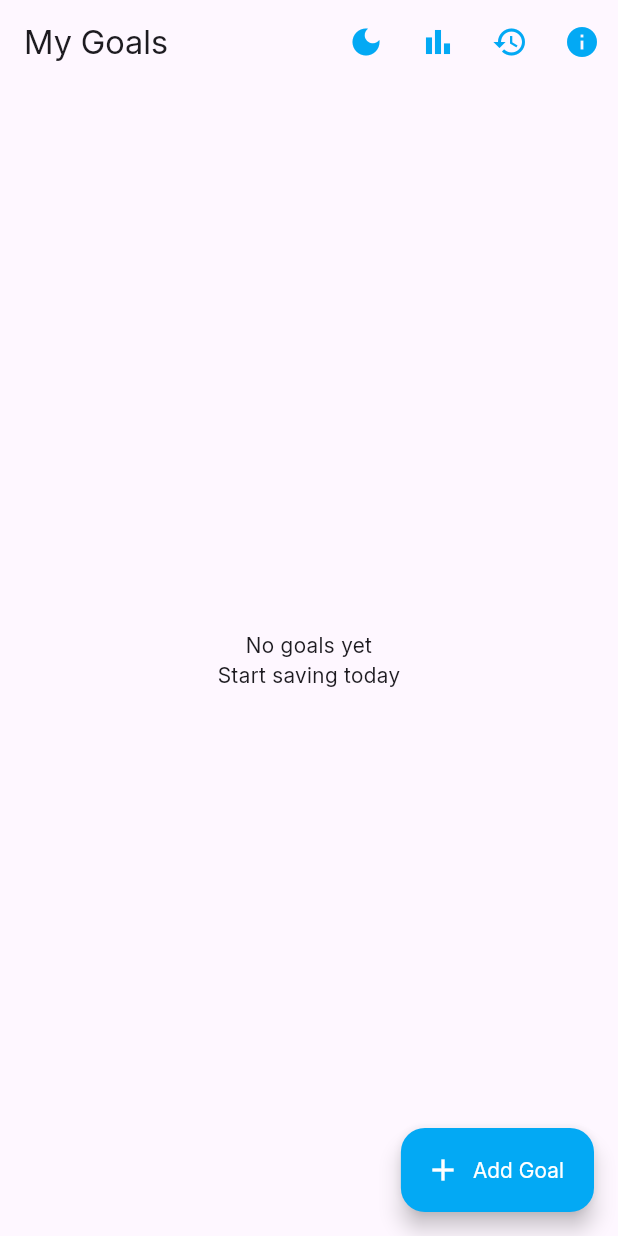
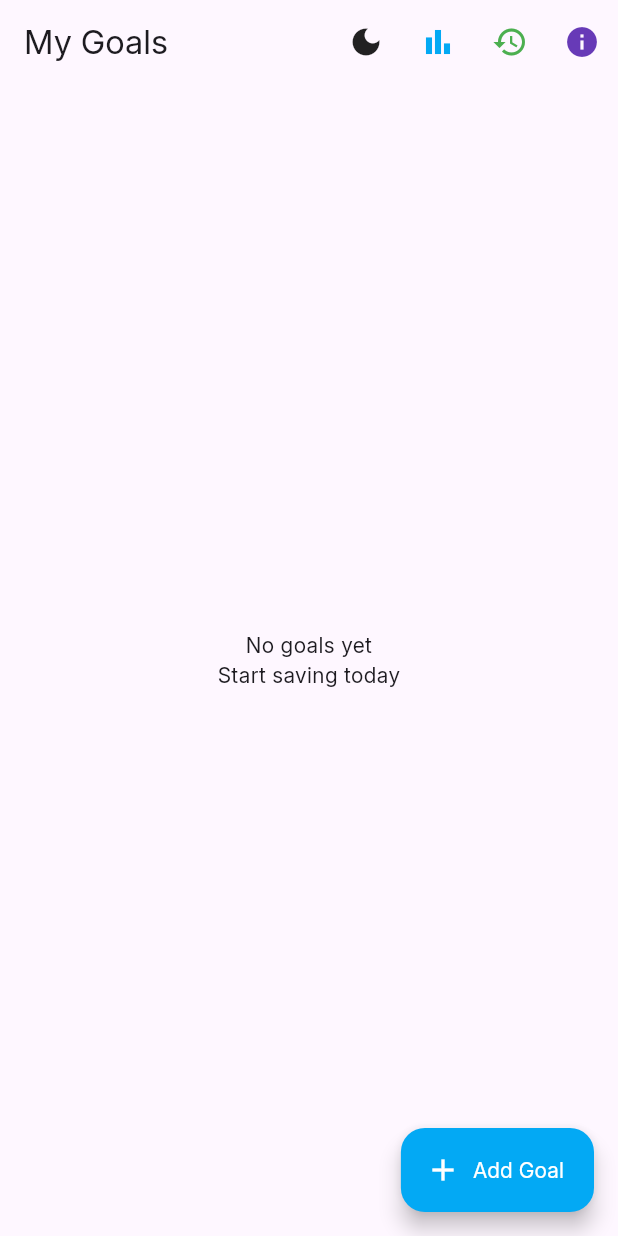
Before and after one commit to lightdarkmaster/Fundit, a Flutter app: the screen it shows after launch, on a phone screen of 412 x 824 dp. Run offline on Flutter 3.47's test engine with Material 3 defaults, Android fonts, the phone set to English and light mode, and no system bars; our stand-ins replace fl_chart, google_fonts, image_picker, shared_preferences, sqflite; accounts and stored records are empty.

Commit message:
Change the Color for each icons

```diff
--- a/fundit/lib/pages/homescreen.dart
+++ b/fundit/lib/pages/homescreen.dart
@@ -99,7 +99,9 @@ class _HomescreenState extends State<Homescreen> {
               return IconButton(
                 icon: Icon(
                   mode == ThemeMode.dark ? Icons.light_mode : Icons.dark_mode,
-                  color: Colors.lightBlue,
+                  color: mode == ThemeMode.dark
+                      ? Colors.yellowAccent
+                      : Colors.black87,
                 ),
                 onPressed: () {
                   widget.themeController.toggleTheme();
@@ -109,7 +111,12 @@ class _HomescreenState extends State<Homescreen> {
           ),
 
           IconButton(
-            icon: const Icon(Icons.bar_chart, color: Colors.lightBlue),
+            icon: Icon(
+              Icons.bar_chart,
+              color: Theme.of(context).brightness == Brightness.dark
+                  ? Colors.white
+                  : Colors.lightBlue,
+            ),
             tooltip: 'Go to Dashboard',
             onPressed: () {
               Navigator.push(
@@ -118,8 +125,14 @@ class _HomescreenState extends State<Homescreen> {
               );
             },
           ),
+
           IconButton(
-            icon: const Icon(Icons.history, color: Colors.lightBlue),
+            icon: Icon(
+              Icons.history,
+              color: Theme.of(context).brightness == Brightness.dark
+                  ? Colors.redAccent
+                  : Colors.green,
+            ),
             tooltip: 'Go to History Page',
             onPressed: () {
               Navigator.push(
@@ -129,7 +142,12 @@ class _HomescreenState extends State<Homescreen> {
             },
           ),
           IconButton(
-            icon: const Icon(Icons.info, color: Colors.lightBlue),
+            icon: Icon(
+              Icons.info,
+              color: Theme.of(context).brightness == Brightness.dark
+                  ? Colors.lightBlue
+                  : Colors.deepPurple,
+            ),
             tooltip: 'Go to About Page',
             onPressed: () {
               Navigator.push(
```
